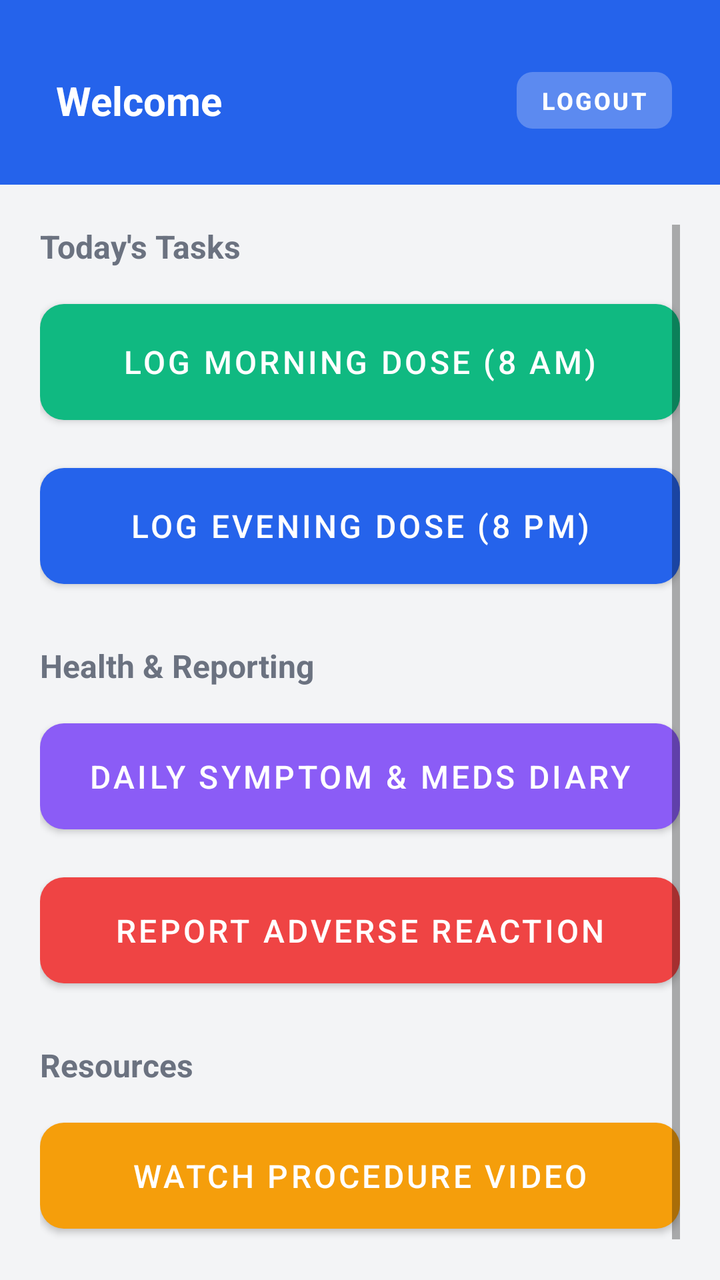
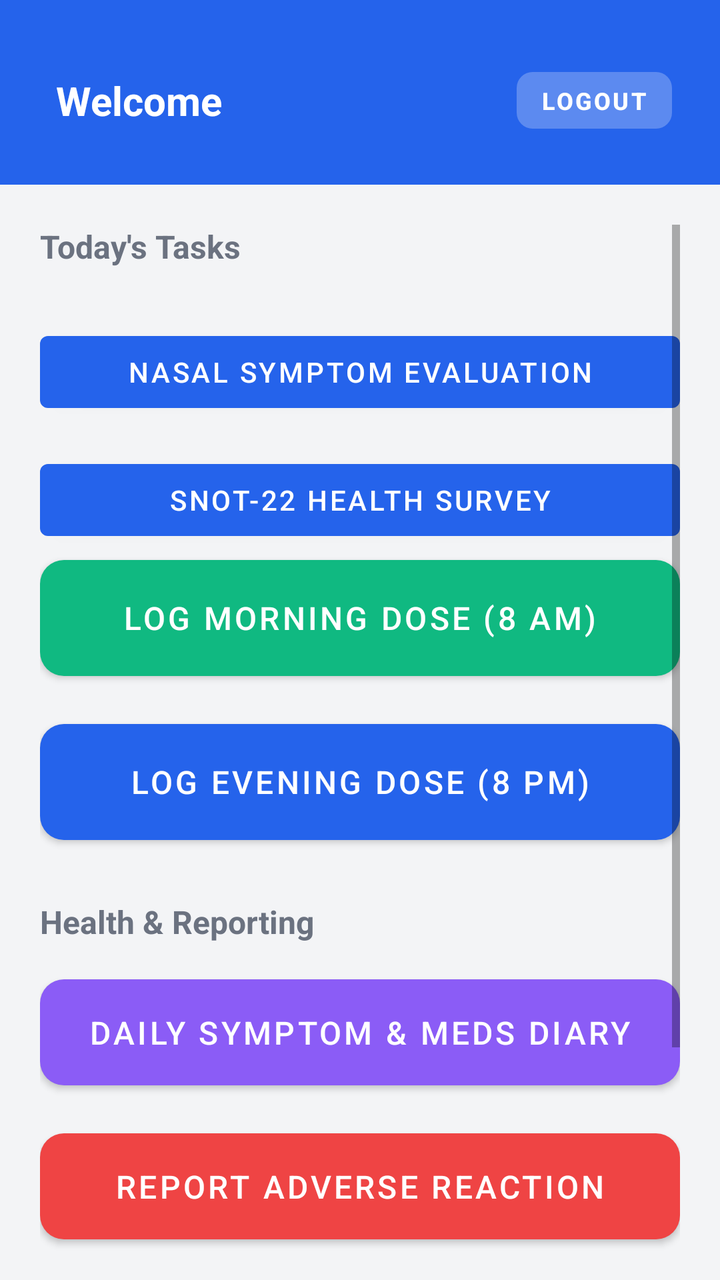

Before-and-after screenshots of an Android layout around one commit, followed by the original layout XML and the change that was made.
<!-- AndroidManifest.xml: application theme Theme.ClinicApp -->
<!-- res/layout/activity_patient.xml -->
<?xml version="1.0" encoding="utf-8"?>
<RelativeLayout xmlns:android="http://schemas.android.com/apk/res/android"
    xmlns:app="http://schemas.android.com/apk/res-auto"
    android:layout_width="match_parent"
    android:layout_height="match_parent"
    android:background="@color/backgroundColor">

    <LinearLayout
        android:id="@+id/topBar"
        android:layout_width="match_parent"
        android:layout_height="wrap_content"
        android:background="@color/primaryColor"
        android:orientation="horizontal"
        android:padding="24dp"
        android:gravity="center_vertical">

        <TextView
            android:id="@+id/tvWelcome"
            android:layout_width="0dp"
            android:layout_weight="1"
            android:layout_height="wrap_content"
            android:text="@string/welcome"
            android:textColor="@color/surfaceColor"
            android:textSize="20sp"
            android:textStyle="bold"
            android:paddingStart="4dp"
            android:layout_marginTop="4dp"/>

        <com.google.android.material.button.MaterialButton
            android:id="@+id/btnLogout"
            style="@style/Widget.MaterialComponents.Button.TextButton"
            android:layout_width="wrap_content"
            android:layout_height="wrap_content"
            android:text="@string/logout"
            android:textColor="@color/surfaceColor"
            android:textSize="12sp"
            android:textStyle="bold"
            app:backgroundTint="#40FFFFFF"
            app:cornerRadius="8dp"
            android:minWidth="0dp"
            android:minHeight="0dp"
            android:paddingHorizontal="12dp"
            android:paddingVertical="6dp"
            android:layout_marginTop="4dp"/>
    </LinearLayout>

    <ScrollView
        android:layout_width="match_parent"
        android:layout_height="match_parent"
        android:layout_below="@id/topBar"
        android:clipToPadding="false"
        android:padding="20dp">

        <LinearLayout
            android:layout_width="match_parent"
            android:layout_height="wrap_content"
            android:orientation="vertical">

            <TextView
                android:layout_width="match_parent"
                android:layout_height="wrap_content"
                android:text="@string/todays_tasks"
                android:textColor="@color/textSecondary"
                android:textSize="16sp"
                android:textStyle="bold"
                android:layout_marginBottom="12dp" />

            <com.google.android.material.button.MaterialButton
                android:id="@+id/btnMorning"
                android:layout_width="match_parent"
                android:layout_height="70dp"
                android:text="@string/log_morning_dose"
                android:textSize="16sp"
                app:backgroundTint="@color/colorSuccess"
                app:cornerRadius="12dp"
                android:layout_marginBottom="12dp" />

            <com.google.android.material.button.MaterialButton
                android:id="@+id/btnEvening"
                android:layout_width="match_parent"
                android:layout_height="70dp"
                android:text="@string/log_evening_dose"
                android:textSize="16sp"
                app:backgroundTint="@color/primaryColor"
                app:cornerRadius="12dp"
                android:layout_marginBottom="24dp" />

            <TextView
                android:layout_width="match_parent"
                android:layout_height="wrap_content"
                android:text="@string/health_reporting"
                android:textColor="@color/textSecondary"
                android:textSize="16sp"
                android:textStyle="bold"
                android:layout_marginBottom="12dp" />

            <com.google.android.material.button.MaterialButton
                android:id="@+id/btnDailyDiary"
                android:layout_width="match_parent"
                android:layout_height="65dp"
                android:text="@string/daily_diary"
                android:textSize="16sp"
                app:backgroundTint="@color/colorPurple"
                app:cornerRadius="12dp"
                android:layout_marginBottom="12dp" />

            <com.google.android.material.button.MaterialButton
                android:id="@+id/btnReportProblem"
                android:layout_width="match_parent"
                android:layout_height="65dp"
                android:text="@string/report_adr"
                android:textSize="16sp"
                app:backgroundTint="@color/colorError"
                app:cornerRadius="12dp"
                android:layout_marginBottom="24dp" />

            <TextView
                android:layout_width="match_parent"
                android:layout_height="wrap_content"
                android:text="@string/resources"
                android:textColor="@color/textSecondary"
                android:textSize="16sp"
                android:textStyle="bold"
                android:layout_marginBottom="12dp" />

            <com.google.android.material.button.MaterialButton
                android:id="@+id/btnViewTutorial"
                android:layout_width="match_parent"
                android:layout_height="65dp"
                android:text="@string/watch_tutorial"
                android:textSize="16sp"
                app:backgroundTint="@color/colorWarning"
                app:cornerRadius="12dp"
                android:layout_marginBottom="20dp" />
        </LinearLayout>
    </ScrollView>
</RelativeLayout>
<!-- resources referenced by this layout -->
<resources>
  <color name="backgroundColor">#F3F4F6</color>
  <color name="colorError">#EF4444</color>
  <color name="colorPurple">#8B5CF6</color>
  <color name="colorSuccess">#10B981</color>
  <color name="colorWarning">#F59E0B</color>
  <color name="primaryColor">#2563EB</color>
  <color name="surfaceColor">#FFFFFF</color>
  <color name="textSecondary">#6B7280</color>
  <string name="daily_diary">Daily Symptom &amp; Meds Diary</string>
  <string name="health_reporting">Health &amp; Reporting</string>
  <string name="log_evening_dose">Log Evening Dose (8 PM)</string>
  <string name="log_morning_dose">Log Morning Dose (8 AM)</string>
  <string name="logout">Logout</string>
  <string name="report_adr">Report Adverse Reaction</string>
  <string name="resources">Resources</string>
  <string name="todays_tasks">Today\'s Tasks</string>
  <string name="watch_tutorial">Watch Procedure Video</string>
  <string name="welcome">Welcome</string>
  <style name="Theme.ClinicApp" parent="Theme.MaterialComponents.Light.NoActionBar">
          <item name="colorPrimary">@color/primaryColor</item>
          <item name="colorPrimaryVariant">@color/primaryDarkColor</item>
          <item name="colorOnPrimary">@color/surfaceColor</item>
          <item name="colorSecondary">@color/secondaryColor</item>
          <item name="colorOnSecondary">@color/surfaceColor</item>
          <item name="android:statusBarColor">?attr/colorPrimaryVariant</item>
          <item name="android:windowBackground">@color/backgroundColor</item>
      </style>
  <color name="primaryDarkColor">#1E40AF</color>
  <color name="secondaryColor">#10B981</color>
</resources>

<!-- the commit's change to res/layout/activity_patient.xml (unified diff, before → after) -->
@@ -64,6 +64,21 @@
                 android:textSize="16sp"
                 android:textStyle="bold"
                 android:layout_marginBottom="12dp" />
+
+            
+            <Button
+                android:id="@+id/btnSymptomEvaluation"
+                android:layout_width="match_parent"
+                android:layout_height="wrap_content"
+                android:text="Nasal Symptom Evaluation"
+                android:layout_marginTop="16dp" />
+
+            <Button
+                android:id="@+id/btnSnotSurvey"
+                android:layout_width="match_parent"
+                android:layout_height="wrap_content"
+                android:text="SNOT-22 Health Survey"
+                android:layout_marginTop="16dp" />
 
             <com.google.android.material.button.MaterialButton
                 android:id="@+id/btnMorning"
